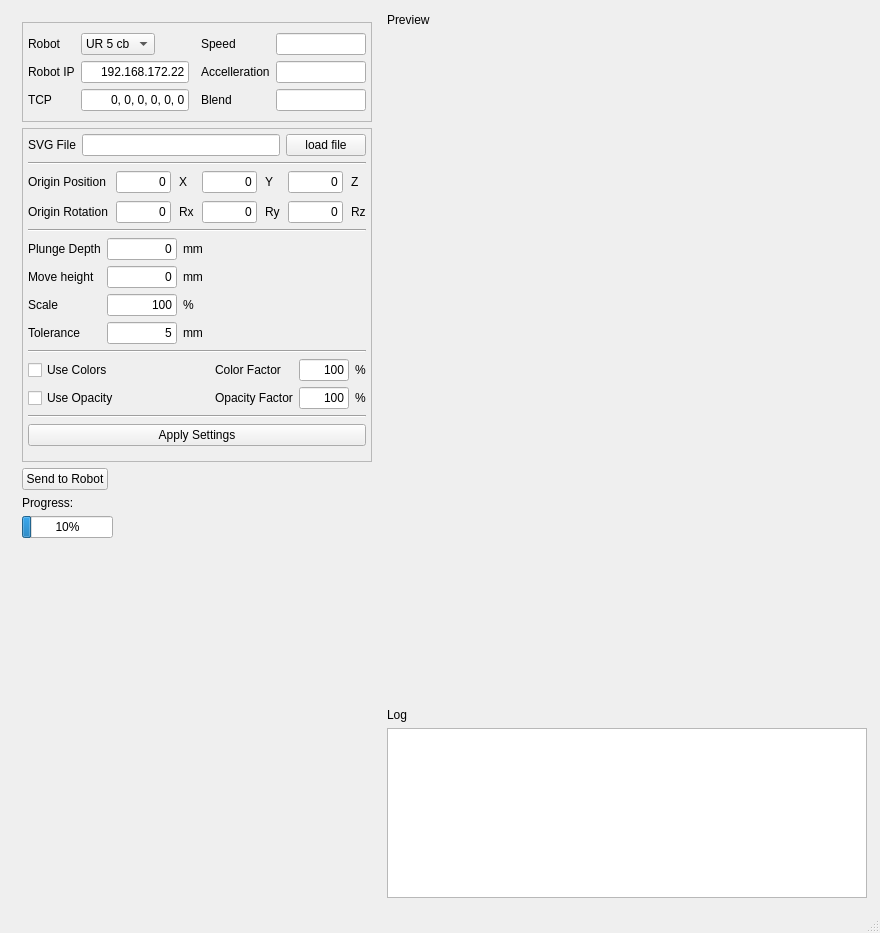
Above: UR_playground_mainwindow03.ui from robin-gdwl/UR_Playground before the change. Below: the same form after it.
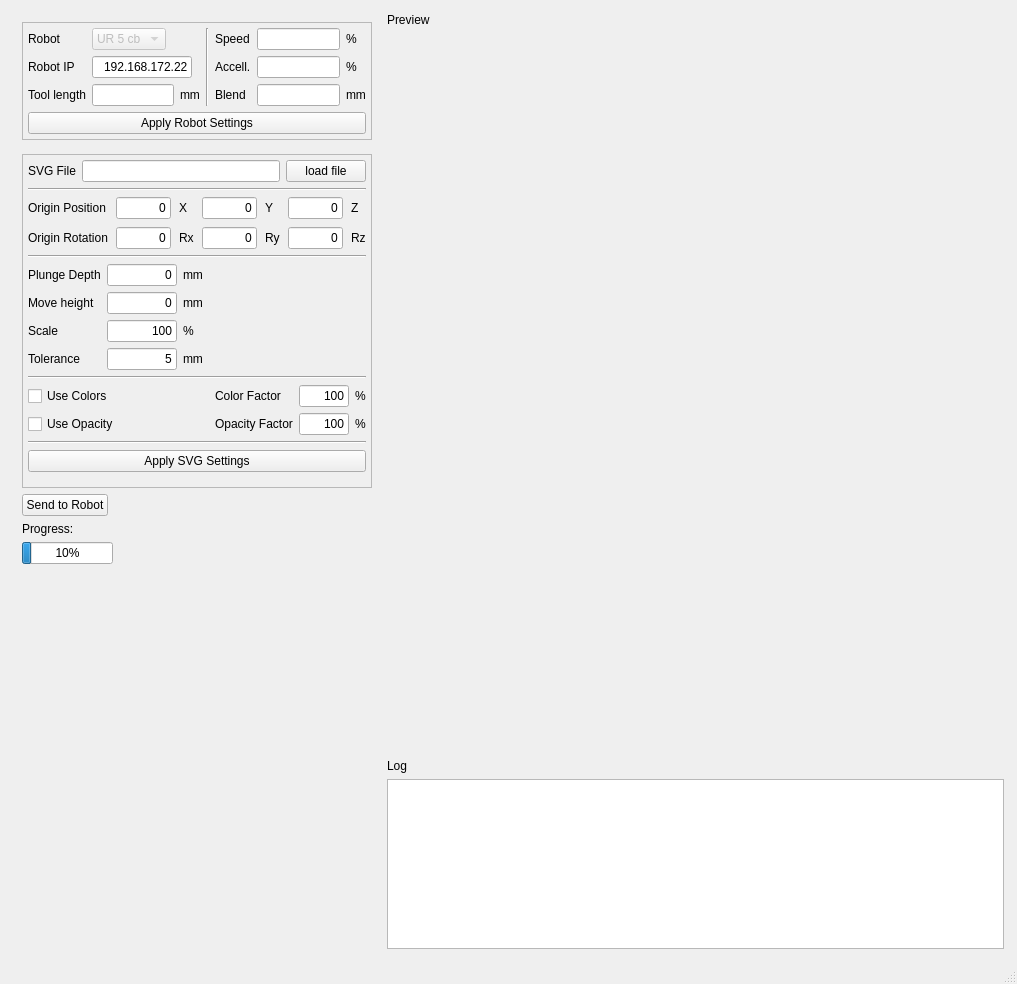
That is the form after the change.

Patch:
```diff
--- a/UR_playground_mainwindow03.ui
+++ b/UR_playground_mainwindow03.ui
@@ -6,8 +6,8 @@
    <rect>
     <x>0</x>
     <y>0</y>
-    <width>880</width>
-    <height>933</height>
+    <width>1017</width>
+    <height>984</height>
    </rect>
   </property>
   <property name="windowTitle">
@@ -77,6 +77,20 @@
           </property>
           <item row="0" column="0">
            <layout class="QGridLayout" name="gridLayout_2">
+            <item row="2" column="1">
+             <layout class="QHBoxLayout" name="horizontalLayout_2">
+              <item>
+               <widget class="QLineEdit" name="lineEdit_2"/>
+              </item>
+              <item>
+               <widget class="QLabel" name="label_31">
+                <property name="text">
+                 <string>mm</string>
+                </property>
+               </widget>
+              </item>
+             </layout>
+            </item>
             <item row="1" column="0">
              <widget class="QLabel" name="label_2">
               <property name="text">
@@ -86,6 +100,9 @@
             </item>
             <item row="0" column="1">
              <widget class="QComboBox" name="comboBox">
+              <property name="enabled">
+               <bool>false</bool>
+              </property>
               <property name="sizePolicy">
                <sizepolicy hsizetype="Fixed" vsizetype="Fixed">
                 <horstretch>0</horstretch>
@@ -99,9 +116,6 @@
               </item>
              </widget>
             </item>
-            <item row="2" column="4">
-             <widget class="QLineEdit" name="lineEdit_5"/>
-            </item>
             <item row="0" column="0">
              <widget class="QLabel" name="label">
               <property name="text">
@@ -109,102 +123,134 @@
               </property>
              </widget>
             </item>
-            <item row="2" column="3">
+            <item row="2" column="0">
+             <widget class="QLabel" name="label_3">
+              <property name="sizePolicy">
+               <sizepolicy hsizetype="Maximum" vsizetype="Preferred">
+                <horstretch>0</horstretch>
+                <verstretch>0</verstretch>
+               </sizepolicy>
+              </property>
+              <property name="text">
+               <string>Tool length</string>
+              </property>
+             </widget>
+            </item>
+            <item row="1" column="1">
+             <widget class="QLineEdit" name="lineEdit">
+              <property name="sizePolicy">
+               <sizepolicy hsizetype="Fixed" vsizetype="Fixed">
+                <horstretch>0</horstretch>
+                <verstretch>0</verstretch>
+               </sizepolicy>
+              </property>
+              <property name="maximumSize">
+               <size>
+                <width>100</width>
+                <height>60</height>
+               </size>
+              </property>
+              <property name="inputMethodHints">
+               <set>Qt::ImhDigitsOnly</set>
+              </property>
+              <property name="text">
+               <string>192.168.172.22</string>
+              </property>
+              <property name="alignment">
+               <set>Qt::AlignRight|Qt::AlignTrailing|Qt::AlignVCenter</set>
+              </property>
+             </widget>
+            </item>
+           </layout>
+          </item>
+          <item row="0" column="2">
+           <layout class="QGridLayout" name="gridLayout_5">
+            <item row="1" column="1">
+             <widget class="QLineEdit" name="lineEdit_4"/>
+            </item>
+            <item row="2" column="0">
              <widget class="QLabel" name="label_30">
               <property name="text">
                <string>Blend</string>
               </property>
              </widget>
             </item>
-            <item row="0" column="3">
+            <item row="0" column="0">
              <widget class="QLabel" name="label_28">
               <property name="text">
                <string>Speed</string>
               </property>
              </widget>
             </item>
-            <item row="2" column="0">
-             <widget class="QLabel" name="label_3">
-              <property name="sizePolicy">
-               <sizepolicy hsizetype="Maximum" vsizetype="Preferred">
-                <horstretch>0</horstretch>
-                <verstretch>0</verstretch>
-               </sizepolicy>
-              </property>
-              <property name="text">
-               <string>TCP</string>
-              </property>
-             </widget>
-            </item>
-            <item row="1" column="4">
-             <widget class="QLineEdit" name="lineEdit_4"/>
-            </item>
-            <item row="1" column="3">
+            <item row="1" column="0">
              <widget class="QLabel" name="label_29">
               <property name="text">
-               <string>Accelleration</string>
+               <string>Accell.</string>
               </property>
              </widget>
             </item>
             <item row="2" column="1">
-             <widget class="QLineEdit" name="lineEdit_2">
-              <property name="sizePolicy">
-               <sizepolicy hsizetype="Fixed" vsizetype="Fixed">
-                <horstretch>0</horstretch>
-                <verstretch>0</verstretch>
-               </sizepolicy>
-              </property>
-              <property name="inputMethodHints">
-               <set>Qt::ImhDigitsOnly</set>
-              </property>
-              <property name="text">
-               <string>0, 0, 0, 0, 0, 0</string>
-              </property>
-              <property name="alignment">
-               <set>Qt::AlignRight|Qt::AlignTrailing|Qt::AlignVCenter</set>
-              </property>
-             </widget>
+             <widget class="QLineEdit" name="lineEdit_5"/>
             </item>
-            <item row="1" column="1">
-             <widget class="QLineEdit" name="lineEdit">
-              <property name="sizePolicy">
-               <sizepolicy hsizetype="Fixed" vsizetype="Fixed">
-                <horstretch>0</horstretch>
-                <verstretch>0</verstretch>
-               </sizepolicy>
-              </property>
-              <property name="inputMethodHints">
-               <set>Qt::ImhDigitsOnly</set>
-              </property>
-              <property name="text">
-               <string>192.168.172.22</string>
-              </property>
-              <property name="alignment">
-               <set>Qt::AlignRight|Qt::AlignTrailing|Qt::AlignVCenter</set>
-              </property>
-             </widget>
-            </item>
-            <item row="0" column="4">
+            <item row="0" column="1">
              <widget class="QLineEdit" name="lineEdit_3"/>
             </item>
+            <item row="0" column="2">
+             <widget class="QLabel" name="label_32">
+              <property name="text">
+               <string>%</string>
+              </property>
+             </widget>
+            </item>
             <item row="1" column="2">
-             <widget class="Line" name="line_5">
-              <property name="sizePolicy">
-               <sizepolicy hsizetype="Minimum" vsizetype="Fixed">
-                <horstretch>0</horstretch>
-                <verstretch>0</verstretch>
-               </sizepolicy>
+             <widget class="QLabel" name="label_34">
+              <property name="text">
+               <string>%</string>
               </property>
-              <property name="orientation">
-               <enum>Qt::Horizontal</enum>
+             </widget>
+            </item>
+            <item row="2" column="2">
+             <widget class="QLabel" name="label_33">
+              <property name="text">
+               <string>mm</string>
               </property>
              </widget>
             </item>
            </layout>
           </item>
+          <item row="0" column="1">
+           <widget class="Line" name="line_5">
+            <property name="orientation">
+             <enum>Qt::Vertical</enum>
+            </property>
+           </widget>
+          </item>
+          <item row="1" column="0" colspan="3">
+           <widget class="QPushButton" name="pushButton">
+            <property name="text">
+             <string>Apply Robot Settings</string>
+            </property>
+           </widget>
+          </item>
          </layout>
         </widget>
        </item>
+       <item>
+        <spacer name="verticalSpacer_3">
+         <property name="orientation">
+          <enum>Qt::Vertical</enum>
+         </property>
+         <property name="sizeType">
+          <enum>QSizePolicy::Fixed</enum>
+         </property>
+         <property name="sizeHint" stdset="0">
+          <size>
+           <width>20</width>
+           <height>8</height>
+          </size>
+         </property>
+        </spacer>
+       </item>
        <item>
         <widget class="QFrame" name="svgFileSettings">
          <property name="sizePolicy">
@@ -807,7 +853,7 @@
             <item>
              <widget class="QPushButton" name="btnApplySettings">
               <property name="text">
-               <string>Apply Settings</string>
+               <string>Apply SVG Settings</string>
               </property>
              </widget>
             </item>
```
